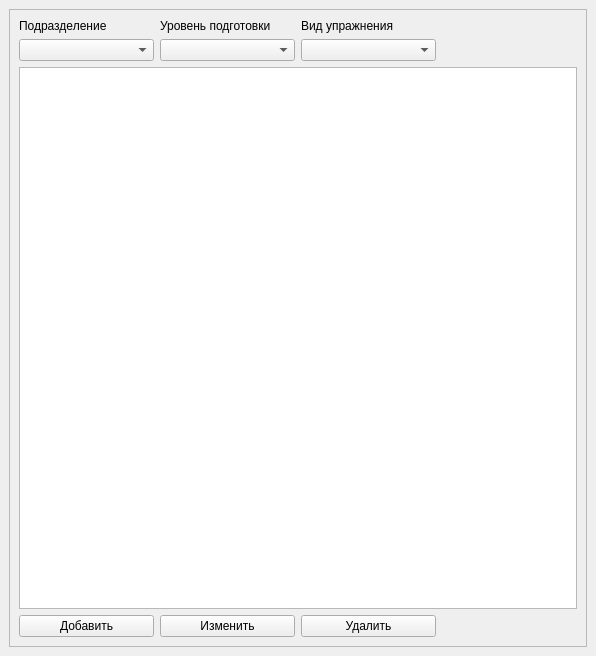
The window that mainwindow_ui.ui (alekskositsyn/StatStrel) describes before a commit, drawn with Qt 5.
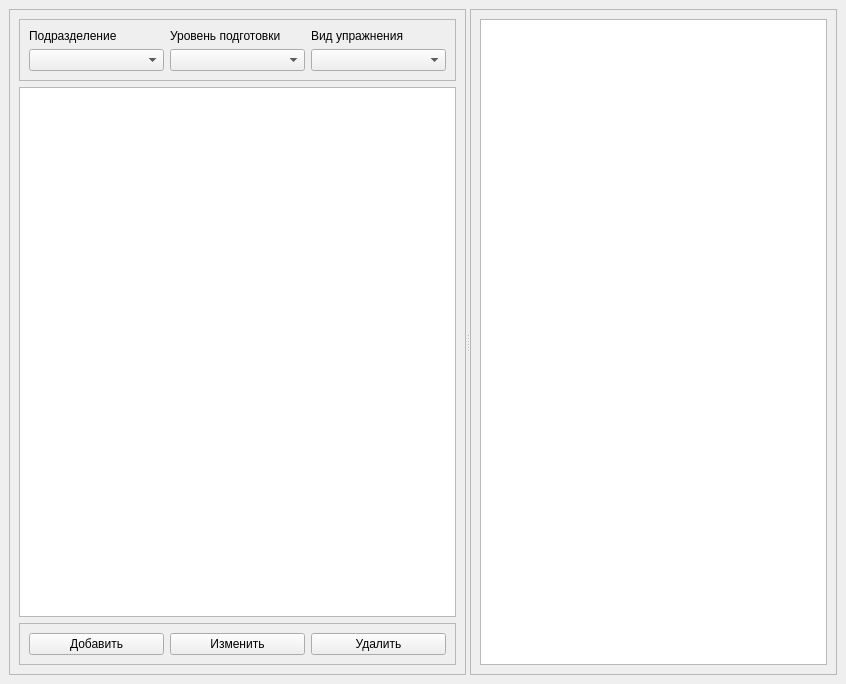
The same window after the commit. Custom widgets are drawn as their Qt base class.

Diff of the .ui file:
```diff
--- a/mainwindow_ui.ui
+++ b/mainwindow_ui.ui
@@ -6,16 +6,20 @@
    <rect>
     <x>0</x>
     <y>0</y>
-    <width>596</width>
-    <height>656</height>
+    <width>846</width>
+    <height>684</height>
    </rect>
   </property>
   <property name="windowTitle">
    <string>MainWindow</string>
   </property>
   <widget class="QWidget" name="centralwidget">
-   <layout class="QHBoxLayout" name="horizontalLayout">
-    <item>
+   <layout class="QGridLayout" name="gridLayout_4">
+    <item row="0" column="0">
+     <widget class="QSplitter" name="splitter">
+      <property name="orientation">
+       <enum>Qt::Horizontal</enum>
+      </property>
      <widget class="QFrame" name="frame">
       <property name="frameShape">
        <enum>QFrame::StyledPanel</enum>
@@ -23,59 +27,80 @@
       <property name="frameShadow">
        <enum>QFrame::Raised</enum>
       </property>
+       <layout class="QGridLayout" name="gridLayout_3">
+        <item row="1" column="0">
+         <widget class="QTableView" name="tblItems"/>
+        </item>
+        <item row="2" column="0">
+         <widget class="QFrame" name="frame_4">
+          <property name="frameShape">
+           <enum>QFrame::StyledPanel</enum>
+          </property>
+          <property name="frameShadow">
+           <enum>QFrame::Raised</enum>
+          </property>
+          <layout class="QHBoxLayout" name="horizontalLayout">
+           <item>
+            <widget class="QPushButton" name="btn_add">
+             <property name="text">
+              <string>Добавить</string>
+             </property>
+            </widget>
+           </item>
+           <item>
+            <widget class="QPushButton" name="btn_update">
+             <property name="text">
+              <string>Изменить</string>
+             </property>
+            </widget>
+           </item>
+           <item>
+            <widget class="QPushButton" name="btn_delete">
+             <property name="text">
+              <string>Удалить</string>
+             </property>
+            </widget>
+           </item>
+          </layout>
+         </widget>
+        </item>
+        <item row="0" column="0">
+         <widget class="QFrame" name="frame_3">
+          <property name="frameShape">
+           <enum>QFrame::StyledPanel</enum>
+          </property>
+          <property name="frameShadow">
+           <enum>QFrame::Raised</enum>
+          </property>
       <layout class="QGridLayout" name="gridLayout">
-       <item row="1" column="1">
+           <item row="0" column="0">
         <widget class="QLabel" name="label">
          <property name="text">
           <string>Подразделение</string>
          </property>
         </widget>
        </item>
-       <item row="5" column="1">
-        <widget class="QPushButton" name="btn_add">
-         <property name="text">
-          <string>Добавить</string>
-         </property>
-        </widget>
-       </item>
-       <item row="2" column="1">
-        <widget class="QComboBox" name="cmb_division"/>
-       </item>
-       <item row="4" column="1" colspan="4">
-        <widget class="QTableView" name="tblItems"/>
-       </item>
-       <item row="2" column="2">
-        <widget class="QComboBox" name="cmb_degree"/>
-       </item>
-       <item row="1" column="2">
+           <item row="0" column="1">
         <widget class="QLabel" name="label_2">
          <property name="text">
           <string>Уровень подготовки</string>
          </property>
         </widget>
        </item>
-       <item row="1" column="3">
+           <item row="0" column="2">
         <widget class="QLabel" name="label_3">
          <property name="text">
           <string>Вид упражнения</string>
          </property>
         </widget>
        </item>
-       <item row="5" column="2">
-        <widget class="QPushButton" name="btn_update">
-         <property name="text">
-          <string>Изменить</string>
-         </property>
-        </widget>
-       </item>
-       <item row="5" column="3">
-        <widget class="QPushButton" name="btn_delete">
-         <property name="text">
-          <string>Удалить</string>
-         </property>
-        </widget>
-       </item>
-       <item row="2" column="3">
+           <item row="1" column="0">
+            <widget class="QComboBox" name="cmb_division"/>
+           </item>
+           <item row="1" column="1">
+            <widget class="QComboBox" name="cmb_degree"/>
+           </item>
+           <item row="1" column="2">
         <widget class="QComboBox" name="cmbTasks"/>
        </item>
       </layout>
@@ -83,6 +108,23 @@
     </item>
    </layout>
   </widget>
+      <widget class="QFrame" name="frame_2">
+       <property name="frameShape">
+        <enum>QFrame::StyledPanel</enum>
+       </property>
+       <property name="frameShadow">
+        <enum>QFrame::Raised</enum>
+       </property>
+       <layout class="QGridLayout" name="gridLayout_2">
+        <item row="0" column="0">
+         <widget class="QChartView" name="chartView"/>
+        </item>
+       </layout>
+      </widget>
+     </widget>
+    </item>
+   </layout>
+  </widget>
   <widget class="QMenuBar" name="menubar">
    <property name="geometry">
     <rect>
@@ -94,6 +136,13 @@
    </property>
   </widget>
  </widget>
+ <customwidgets>
+  <customwidget>
+   <class>QChartView</class>
+   <extends>QGraphicsView</extends>
+   <header>qchartview</header>
+  </customwidget>
+ </customwidgets>
  <resources/>
  <connections/>
 </ui>
```
Left out of the diff: 2 changed lines with no effect on the pictures. Lines whose indentation alone changed are shown as unchanged.
